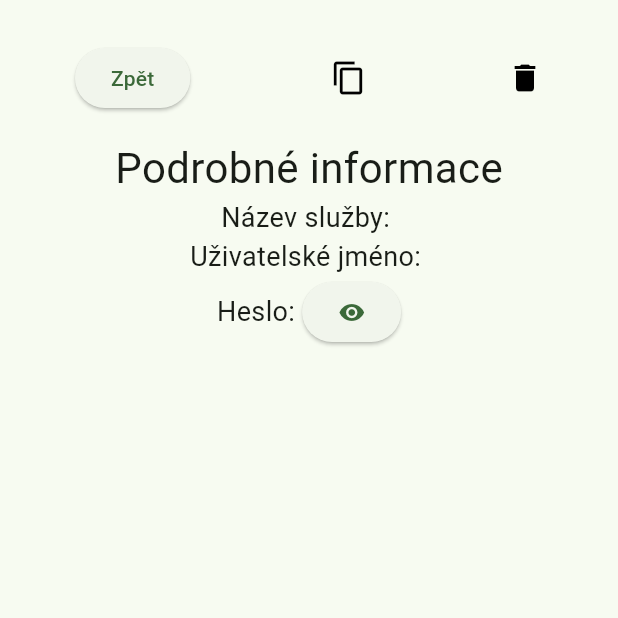
After one commit to Venca321/FlutterPasswords, a Flutter app: the DetailPage screen opened directly, after a tap on "Zpět", on a phone screen of 412 x 824 dp, the top half of it. The commit adds this screen. Run offline on Flutter 3.47's test engine with Material 2 defaults, Android fonts, the phone set to English and light mode, and no system bars; our stand-ins replace local_auth, pin_code_fields, sqflite; missing offline and left inert: dart:ffi, encrypt; accounts and stored records are empty.

Commit message:
podropne info page

```diff
--- a/lib/main.dart
+++ b/lib/main.dart
@@ -83,19 +83,18 @@ class MyAppState extends ChangeNotifier {
   }
 
   var onPage = 0;
-  void changePage(){
-    if (onPage == 0){
-      onPage = 1;
-    }
-    else{
-      onPage = 0;
-    }
+  void changePage(page){
+    onPage = page;
     notifyListeners();
   }
 
   var name;
   var username;
   var password;
+
+  var detailName;
+  var detailUsername;
+  var detailPassword;
 }
 
 class MainPage extends StatefulWidget {
--- a/lib/pages/addrecord.dart
+++ b/lib/pages/addrecord.dart
@@ -98,7 +98,7 @@ class Buttons extends StatelessWidget {
             onPrimary: Colors.white // Background color
           ),
           onPressed: (){
-            appState.changePage();
+            appState.changePage(0);
           },
           child: const Text("Zrušit")
         ),
@@ -110,7 +110,7 @@ class Buttons extends StatelessWidget {
           ),
           onPressed: (){
             addRecord(appState.name, appState.username, appState.password);
-            appState.changePage();
+            appState.changePage(0);
             appState.name = "";
             appState.username = "";
             appState.password = "";
--- /dev/null
+++ b/lib/pages/detail.dart
@@ -0,0 +1,96 @@
+// ignore_for_file: prefer_const_constructors, prefer_const_literals_to_create_immutables
+import 'package:flutter/material.dart';
+import 'package:provider/provider.dart';
+
+import '../main.dart';
+
+class DetailPage extends StatelessWidget{
+  @override
+  Widget build(BuildContext context){
+    var appState = context.watch<MyAppState>();
+    return Scaffold(
+      body: SafeArea(
+        child: Center(
+          child: Column(
+            children: [
+              SizedBox(height: 16),
+              NavButtons(appState: appState),
+              const Text("Podrobné informace", style: TextStyle(fontSize: 28)),
+              Text("Název služby: ${appState.detailName}", style: TextStyle(fontSize: 18)),
+              Text("Uživatelské jméno: ${appState.detailUsername}", style: TextStyle(fontSize: 18)),
+              PasswordRow(appState: appState)
+            ]
+          ),
+        ),
+      )
+    );
+  }
+}
+
+class NavButtons extends StatelessWidget {
+  const NavButtons({
+    super.key,
+    required this.appState,
+  });
+
+  final MyAppState appState;
+
+  @override
+  Widget build(BuildContext context) {
+    return Padding(
+      padding: const EdgeInsets.fromLTRB(50, 12, 50, 16),
+      child: Row(
+        mainAxisAlignment: MainAxisAlignment.spaceBetween,
+        children: [
+          ElevatedButton(
+            onPressed: (){
+              appState.detailName = "";
+              appState.detailUsername = "";
+              appState.detailPassword = "";
+              appState.changePage(0);
+            },
+            child: const Text("Zpět")
+          ),
+          InkWell(
+            onTap: (){
+              print("Copy");
+            },
+            child: Icon(Icons.copy, color: Colors.black),
+          ),
+          InkWell(
+            onTap: (){
+              print("Remove");
+            },
+            child: Icon(Icons.delete, color: Colors.black),
+          ),
+        ],
+      ),
+    );
+  }
+}
+
+class PasswordRow extends StatelessWidget {
+  const PasswordRow({
+    super.key,
+    required this.appState
+  });
+
+  final appState;
+
+  @override
+  Widget build(BuildContext context) {
+    return Row(
+      mainAxisAlignment: MainAxisAlignment.center,
+      children: [
+        const Text("Heslo: ", style: TextStyle(fontSize: 18)),
+        Text("${appState.detailPassword}", style: TextStyle(fontSize: 18)),
+        ElevatedButton(
+          onPressed: (){
+
+          },
+          child: Icon(Icons.remove_red_eye)
+        )
+      ],
+    );
+  }
+}
```
Also changed, not shown: lib/pages/home.dart (+22 -8 lines), 1 other file.
